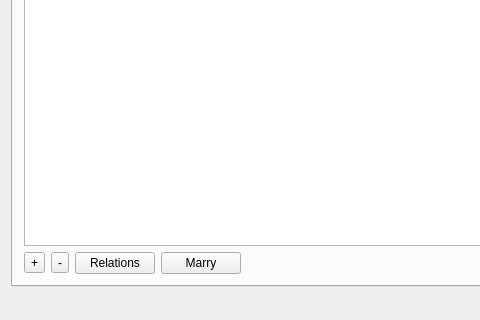
Qt form mainwindow.ui (DORB/Verkur3GUI) before a commit; both pictures show x 0 to 480 and y 279 to 599 of the 700 by 599 pixel window.
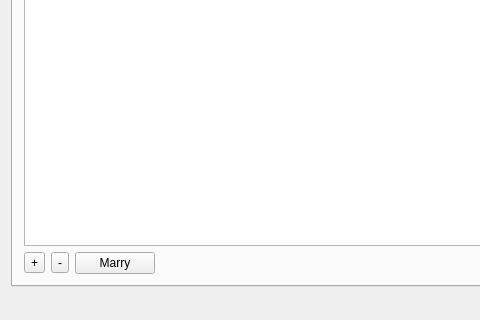
The same form after that commit. The open tabs and pages were chosen to show the change. Icons and pictures are not drawn.

Commit message: Henti út Relations takkanum á mainwindow.ui

The edit to the form file:
```diff
--- a/mainwindow.ui
+++ b/mainwindow.ui
@@ -199,28 +199,6 @@
               </property>
              </widget>
             </item>
-            <item>
-             <widget class="QPushButton" name="button_relations_programmers">
-              <property name="minimumSize">
-               <size>
-                <width>0</width>
-                <height>0</height>
-               </size>
-              </property>
-              <property name="maximumSize">
-               <size>
-                <width>200</width>
-                <height>16777215</height>
-               </size>
-              </property>
-              <property name="toolTip">
-               <string>See the relations for this programmer.</string>
-              </property>
-              <property name="text">
-               <string>Relations</string>
-              </property>
-             </widget>
-            </item>
             <item>
              <widget class="QPushButton" name="button_programmers_marry">
               <property name="toolTip">
```
Left out of the diff: 20 changed lines with no effect on the pictures.
